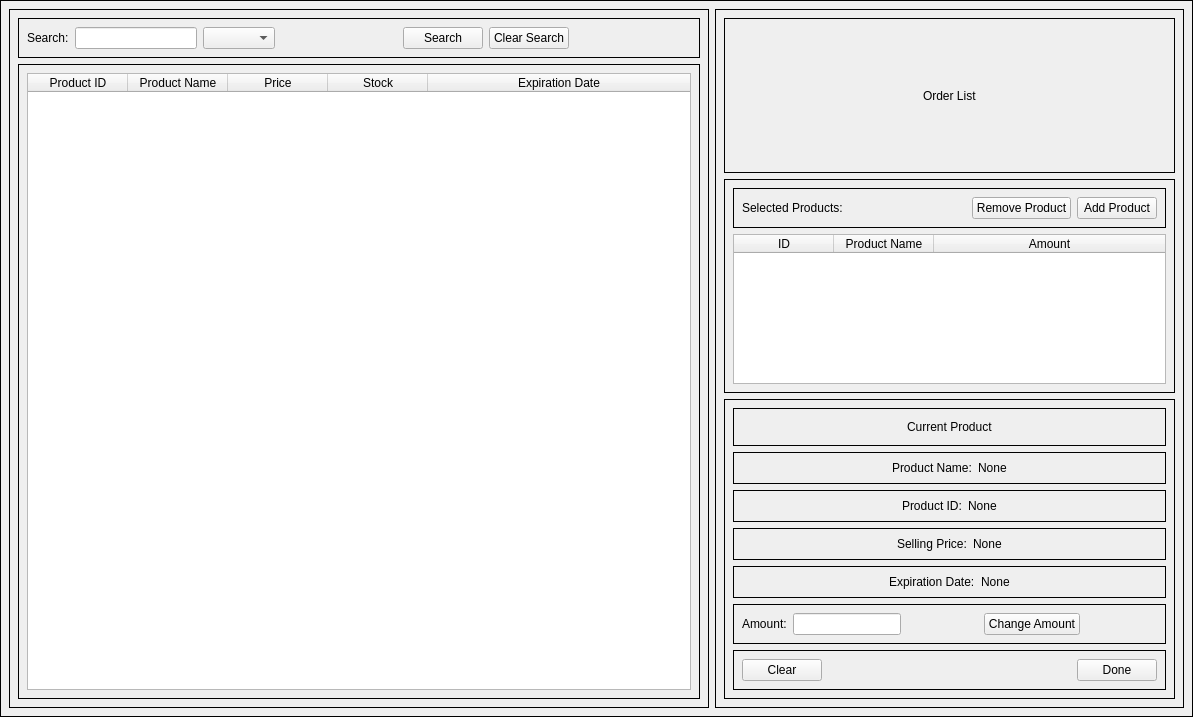
Before: the Qt Designer form Screens/MainMenuScreens/Transaction/Transaction_Prod.ui in Bideiro/Ranil_project_py, drawn with Qt 5.
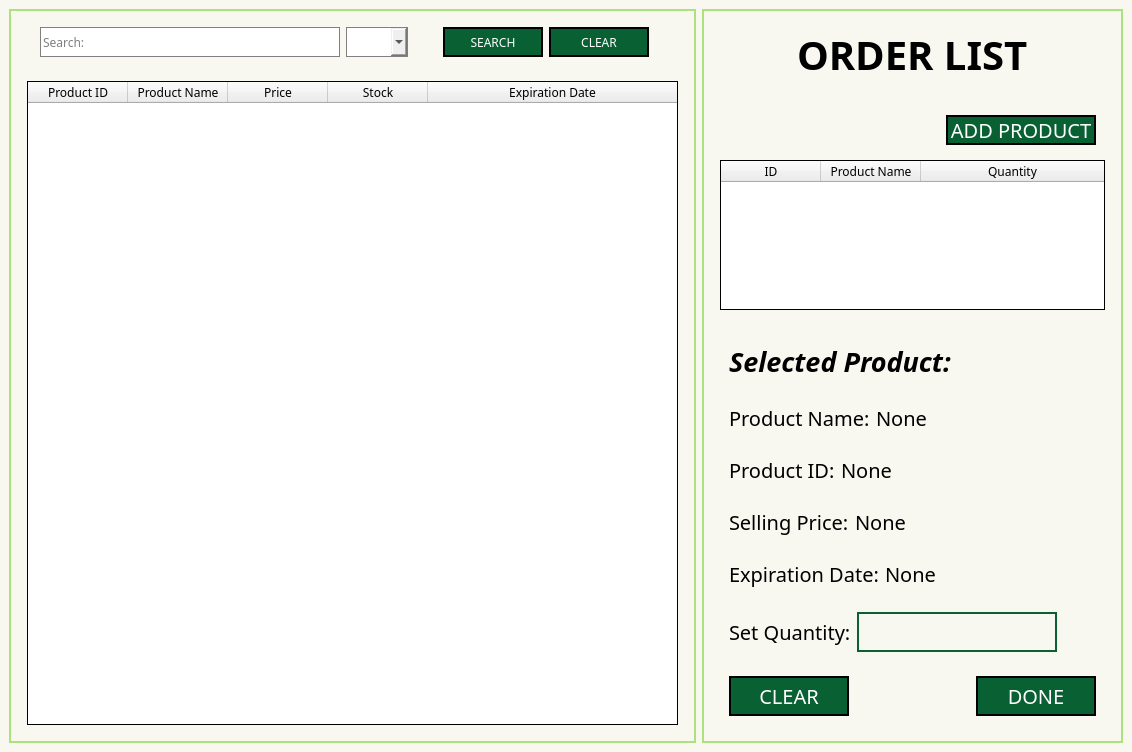
After: the same form once the commit is applied. Icons and pictures are not drawn.

Patch:
```diff
--- a/Screens/MainMenuScreens/Transaction/Transaction_Prod.ui
+++ b/Screens/MainMenuScreens/Transaction/Transaction_Prod.ui
@@ -6,8 +6,8 @@
    <rect>
     <x>0</x>
     <y>0</y>
-    <width>1193</width>
-    <height>717</height>
+    <width>1132</width>
+    <height>745</height>
    </rect>
   </property>
   <property name="windowTitle">
@@ -15,8 +15,40 @@
   </property>
   <widget class="QWidget" name="centralwidget">
    <property name="styleSheet">
-    <string notr="true">.QWidget
-{border:1px solid black;}</string>
+    <string notr="true">.QWidget{
+background-color: #F8F8F0
+}
+#widget_4, #widget{
+border: 2px solid #ABE27D;
+}
+#widget_9{
+background-color: #F8F8F0;
+}
+.QPushButton{
+background-color: #096033;
+border: 2px solid;
+color: white
+}
+#Search_LE{
+border : 1px solid gray;
+color: black
+}
+.QTableWidget{
+border: 1px solid black;
+}
+#Quantity_LE{
+border : 2px solid #096033;
+background-color: #F8F8F0;
+color: black
+}
+#Cate_CB{
+border : 1px solid gray;
+color: black
+}
+#Add_btn, #RProduct_btn{
+background-color:rgba(0,0,0,0);
+border: none
+}</string>
    </property>
    <layout class="QHBoxLayout" name="horizontalLayout_12">
     <item>
@@ -27,16 +59,56 @@
          <layout class="QHBoxLayout" name="horizontalLayout_10">
           <item>
            <widget class="QLabel" name="label_7">
+            <property name="font">
+             <font>
+              <family>DM Sans</family>
+             </font>
+            </property>
             <property name="text">
+             <string/>
+            </property>
+           </widget>
+          </item>
+          <item>
+           <widget class="QLineEdit" name="Search_LE">
+            <property name="sizePolicy">
+             <sizepolicy hsizetype="Fixed" vsizetype="Fixed">
+              <horstretch>0</horstretch>
+              <verstretch>0</verstretch>
+             </sizepolicy>
+            </property>
+            <property name="minimumSize">
+             <size>
+              <width>300</width>
+              <height>30</height>
+             </size>
+            </property>
+            <property name="font">
+             <font>
+              <family>DM Sans</family>
+              <italic>false</italic>
+             </font>
+            </property>
+            <property name="placeholderText">
              <string>Search:</string>
             </property>
            </widget>
           </item>
           <item>
-           <widget class="QLineEdit" name="Search_LE"/>
-          </item>
-          <item>
-           <widget class="QComboBox" name="Cate_CB"/>
+           <widget class="QComboBox" name="Cate_CB">
+            <property name="sizePolicy">
+             <sizepolicy hsizetype="Fixed" vsizetype="Fixed">
+              <horstretch>0</horstretch>
+              <verstretch>0</verstretch>
+             </sizepolicy>
+            </property>
+            <property name="minimumSize">
+             <size>
+              <width>0</width>
+              <height>30</height>
+             </size>
+            </property>
+           </widget>
           </item>
           <item>
            <spacer name="horizontalSpacer_20">
@@ -53,15 +125,49 @@
           </item>
           <item>
            <widget class="QPushButton" name="Search_btn">
+            <property name="sizePolicy">
+             <sizepolicy hsizetype="Minimum" vsizetype="Minimum">
+              <horstretch>0</horstretch>
+              <verstretch>0</verstretch>
+             </sizepolicy>
+            </property>
+            <property name="minimumSize">
+             <size>
+              <width>100</width>
+              <height>10</height>
+             </size>
+            </property>
+            <property name="font">
+             <font>
+              <family>DM Sans</family>
+             </font>
+            </property>
             <property name="text">
-             <string>Search</string>
+             <string>SEARCH</string>
             </property>
            </widget>
           </item>
           <item>
            <widget class="QPushButton" name="CSearch_btn">
+            <property name="sizePolicy">
+             <sizepolicy hsizetype="Minimum" vsizetype="Minimum">
+              <horstretch>0</horstretch>
+              <verstretch>0</verstretch>
+             </sizepolicy>
+            </property>
+            <property name="minimumSize">
+             <size>
+              <width>100</width>
+              <height>30</height>
+             </size>
+            </property>
+            <property name="font">
+             <font>
+              <family>DM Sans</family>
+             </font>
+            </property>
             <property name="text">
-             <string>Clear Search</string>
+             <string>CLEAR</string>
             </property>
            </widget>
           </item>
@@ -86,18 +192,17 @@
          <layout class="QVBoxLayout" name="verticalLayout_6">
           <item>
            <widget class="QTableWidget" name="Product_Table">
-            <property name="sizePolicy">
-             <sizepolicy hsizetype="Fixed" vsizetype="MinimumExpanding">
-              <horstretch>0</horstretch>
-              <verstretch>0</verstretch>
-             </sizepolicy>
-            </property>
             <property name="minimumSize">
              <size>
-              <width>650</width>
+              <width>500</width>
               <height>0</height>
              </size>
             </property>
+            <property name="font">
+             <font>
+              <family>DM Sans</family>
+             </font>
+            </property>
             <property name="frameShadow">
              <enum>QFrame::Plain</enum>
             </property>
@@ -116,45 +221,61 @@
             <property name="sortingEnabled">
              <bool>true</bool>
             </property>
-            <attribute name="horizontalHeaderMinimumSectionSize">
-             <number>32</number>
-            </attribute>
             <attribute name="horizontalHeaderStretchLastSection">
              <bool>true</bool>
             </attribute>
             <attribute name="verticalHeaderVisible">
              <bool>false</bool>
             </attribute>
-            <attribute name="verticalHeaderMinimumSectionSize">
-             <number>24</number>
-            </attribute>
-            <attribute name="verticalHeaderStretchLastSection">
-             <bool>false</bool>
-            </attribute>
             <column>
              <property name="text">
               <string>Product ID</string>
              </property>
+             <property name="font">
+              <font>
+               <family>DM Sans</family>
+              </font>
+             </property>
             </column>
             <column>
              <property name="text">
               <string>Product Name</string>
              </property>
+             <property name="font">
+              <font>
+               <family>DM Sans</family>
+              </font>
+             </property>
             </column>
             <column>
              <property name="text">
               <string>Price</string>
              </property>
+             <property name="font">
+              <font>
+               <family>DM Sans</family>
+              </font>
+             </property>
             </column>
             <column>
              <property name="text">
               <string>Stock</string>
              </property>
+             <property name="font">
+              <font>
+               <family>DM Sans</family>
+              </font>
+             </property>
             </column>
             <column>
              <property name="text">
               <string>Expiration Date</string>
              </property>
+             <property name="font">
+              <font>
+               <family>DM Sans</family>
+              </font>
+             </property>
             </column>
            </widget>
           </item>
@@ -185,8 +306,15 @@
           </item>
           <item>
            <widget class="QLabel" name="label">
+            <property name="font">
+             <font>
+              <family>DM Sans</family>
+              <pointsize>30</pointsize>
+              <bold>true</bold>
+             </font>
+            </property>
             <property name="text">
-             <string>Order List</string>
+             <string>ORDER LIST</string>
             </property>
            </widget>
           </item>
@@ -211,38 +339,48 @@
          <layout class="QVBoxLayout" name="verticalLayout_4">
           <item>
            <widget class="QWidget" name="widget_9" native="true">
-            <layout class="QHBoxLayout" name="horizontalLayout_8">
+            <property name="sizePolicy">
+             <sizepolicy hsizetype="Preferred" vsizetype="Preferred">
+              <horstretch>0</horstretch>
+              <verstretch>0</verstretch>
+             </sizepolicy>
+            </property>
+            <layout class="QHBoxLayout" name="horizontalLayout_2">
              <item>
-              <widget class="QLabel" name="label_2">
-               <property name="text">
-                <string>Selected Products:</string>
-               </property>
-              </widget>
-             </item>
-             <item>
-              <spacer name="horizontalSpacer_4">
+              <spacer name="horizontalSpacer_5">
                <property name="orientation">
                 <enum>Qt::Horizontal</enum>
                </property>
                <property name="sizeHint" stdset="0">
                 <size>
-                 <width>31</width>
+                 <width>40</width>
                  <height>20</height>
                 </size>
                </property>
               </spacer>
              </item>
-             <item>
-              <widget class="QPushButton" name="RProduct_btn">
-               <property name="text">
-                <string>Remove Product</string>
-               </property>
-              </widget>
-             </item>
              <item>
               <widget class="QPushButton" name="AProduct_btn">
+               <property name="sizePolicy">
+                <sizepolicy hsizetype="Fixed" vsizetype="Fixed">
+                 <horstretch>0</horstretch>
+                 <verstretch>0</verstretch>
+                </sizepolicy>
+               </property>
+               <property name="minimumSize">
+                <size>
+                 <width>150</width>
+                 <height>30</height>
+                </size>
+               </property>
+               <property name="font">
+                <font>
+                 <family>DM Sans</family>
+                 <pointsize>15</pointsize>
+                </font>
+               </property>
                <property name="text">
-                <string>Add Product</string>
+                <string>ADD PRODUCT</string>
                </property>
               </widget>
              </item>
@@ -251,11 +389,8 @@
           </item>
           <item>
            <widget class="QTableWidget" name="SProducts_Table">
-            <property name="enabled">
-             <bool>true</bool>
-            </property>
             <property name="sizePolicy">
-             <sizepolicy hsizetype="Expanding" vsizetype="Fixed">
+             <sizepolicy hsizetype="Expanding" vsizetype="Expanding">
               <horstretch>0</horstretch>
               <verstretch>0</verstretch>
              </sizepolicy>
@@ -266,6 +401,11 @@
               <height>150</height>
              </size>
             </property>
+            <property name="font">
+             <font>
+              <family>DM Sans</family>
+             </font>
+            </property>
             <property name="sizeAdjustPolicy">
              <enum>QAbstractScrollArea::AdjustToContents</enum>
             </property>
@@ -275,43 +415,43 @@
             <property name="alternatingRowColors">
              <bool>true</bool>
             </property>
-            <property name="selectionBehavior">
-             <enum>QAbstractItemView::SelectRows</enum>
-            </property>
-            <property name="gridStyle">
-             <enum>Qt::SolidLine</enum>
-            </property>
             <property name="sortingEnabled">
              <bool>true</bool>
             </property>
-            <attribute name="horizontalHeaderMinimumSectionSize">
-             <number>32</number>
-            </attribute>
             <attribute name="horizontalHeaderStretchLastSection">
              <bool>true</bool>
             </attribute>
             <attribute name="verticalHeaderVisible">
              <bool>false</bool>
             </attribute>
-            <attribute name="verticalHeaderMinimumSectionSize">
-             <number>24</number>
-            </attribute>
-            <attribute name="verticalHeaderStretchLastSection">
-             <bool>false</bool>
-            </attribute>
             <column>
              <property name="text">
               <string>ID</string>
              </property>
+             <property name="font">
+              <font>
+               <family>DM Sans</family>
+              </font>
+             </property>
             </column>
             <column>
              <property name="text">
               <string>Product Name</string>
              </property>
+             <property name="font">
+              <font>
+               <family>DM Sans</family>
+              </font>
+             </property>
             </column>
             <column>
              <property name="text">
-              <string>Amount</string>
+              <string>Quantity</string>
+             </property>
+             <property name="font">
+              <font>
+               <family>DM Sans</family>
+              </font>
              </property>
             </column>
            </widget>
@@ -325,60 +465,86 @@
           <item>
            <widget class="QWidget" name="widget_5" native="true">
             <layout class="QHBoxLayout" name="horizontalLayout_11">
-             <item>
-              <spacer name="horizontalSpacer">
-               <property name="orientation">
-                <enum>Qt::Horizontal</enum>
-               </property>
-               <property name="sizeHint" stdset="0">
-                <size>
-                 <width>40</width>
-                 <height>20</height>
-                </size>
-               </property>
-              </spacer>
-             </item>
              <item>
               <widget class="QLabel" name="label_3">
+               <property name="font">
+                <font>
+                 <family>DM Sans</family>
+                 <pointsize>20</pointsize>
+                 <italic>true</italic>
+                 <bold>true</bold>
+                </font>
+               </property>
                <property name="text">
-                <string>Current Product</string>
+                <string>Selected Product:</string>
                </property>
               </widget>
              </item>
              <item>
-              <spacer name="horizontalSpacer_5">
+              <spacer name="horizontalSpacer">
                <property name="orientation">
                 <enum>Qt::Horizontal</enum>
                </property>
+               <property name="sizeType">
+                <enum>QSizePolicy::Preferred</enum>
+               </property>
                <property name="sizeHint" stdset="0">
                 <size>
-                 <width>40</width>
+                 <width>200</width>
                  <height>20</height>
                 </size>
                </property>
               </spacer>
              </item>
+             <item>
+              <widget class="QPushButton" name="RProduct_btn">
+               <property name="sizePolicy">
+                <sizepolicy hsizetype="Fixed" vsizetype="Fixed">
+                 <horstretch>0</horstretch>
+                 <verstretch>0</verstretch>
+                </sizepolicy>
+               </property>
+               <property name="minimumSize">
+                <size>
+                 <width>50</width>
+                 <height>30</height>
+                </size>
+               </property>
+               <property name="font">
+                <font>
+                 <family>DM Sans</family>
+                 <pointsize>15</pointsize>
+                </font>
+               </property>
+               <property name="text">
+                <string/>
+               </property>
+               <property name="icon">
+                <iconset>
+                 <normaloff>:/Icons/Icons/remove.png</normaloff>:/Icons/Icons/remove.png</iconset>
+               </property>
+               <property name="iconSize">
+                <size>
+                 <width>30</width>
+                 <height>30</height>
+                </size>
+               </property>
+              </widget>
+             </item>
             </layout>
            </widget>
           </item>
           <item>
            <widget class="QWidget" name="widget_15" native="true">
             <layout class="QHBoxLayout" name="horizontalLayout_7">
-             <item>
-              <spacer name="horizontalSpacer_12">
-               <property name="orientation">
-                <enum>Qt::Horizontal</enum>
-               </property>
-               <property name="sizeHint" stdset="0">
-                <size>
-                 <width>77</width>
-                 <height>4</height>
-                </size>
-               </property>
-              </spacer>
-             </item>
              <item>
               <widget class="QLabel" name="label_4">
+               <property name="font">
+                <font>
+                 <family>DM Sans</family>
+                 <pointsize>15</pointsize>
+                </font>
+               </property>
                <property name="text">
                 <string>Product Name:</string>
                </property>
@@ -386,6 +552,12 @@
              </item>
              <item>
               <widget class="QLabel" name="PName_L">
+               <property name="font">
+                <font>
+                 <family>DM Sans</family>
+                 <pointsize>15</pointsize>
+                </font>
+               </property>
                <property name="text">
                 <string>None</string>
                </property>
@@ -410,21 +582,14 @@
           <item>
            <widget class="QWidget" name="widget_16" native="true">
             <layout class="QHBoxLayout" name="horizontalLayout_6">
-             <item>
-              <spacer name="horizontalSpacer_14">
-               <property name="orientation">
-                <enum>Qt::Horizontal</enum>
-               </property>
-               <property name="sizeHint" stdset="0">
-                <size>
-                 <width>87</width>
-                 <height>3</height>
-                </size>
-               </property>
-              </spacer>
-             </item>
              <item>
               <widget class="QLabel" name="label_6">
+               <property name="font">
+                <font>
+                 <family>DM Sans</family>
+                 <pointsize>15</pointsize>
+                </font>
+               </property>
                <property name="text">
                 <string>Product ID:</string>
                </property>
@@ -432,6 +597,12 @@
              </item>
              <item>
               <widget class="QLabel" name="RUID_L">
+               <property name="font">
+                <font>
+                 <family>DM Sans</family>
+                 <pointsize>15</pointsize>
+                </font>
+               </property>
                <property name="text">
                 <string>None</string>
                </property>
@@ -456,21 +627,14 @@
           <item>
            <widget class="QWidget" name="widget_17" native="true">
             <layout class="QHBoxLayout" name="horizontalLayout_5">
-             <item>
-              <spacer name="horizontalSpacer_16">
-               <property name="orientation">
-                <enum>Qt::Horizontal</enum>
-               </property>
-               <property name="sizeHint" stdset="0">
-                <size>
-                 <width>83</width>
-                 <height>4</height>
-                </size>
-               </property>
-              </spacer>
-             </item>
              <item>
               <widget class="QLabel" name="label_8">
+               <property name="font">
+                <font>
+                 <family>DM Sans</family>
+                 <pointsize>15</pointsize>
+                </font>
+               </property>
                <property name="text">
                 <string>Selling Price:</string>
                </property>
@@ -478,6 +642,12 @@
              </item>
              <item>
               <widget class="QLabel" name="SPrice_L">
+               <property name="font">
+                <font>
+                 <family>DM Sans</family>
+                 <pointsize>15</pointsize>
+                </font>
+               </property>
                <property name="text">
                 <string>None</string>
                </property>
@@ -502,21 +672,14 @@
           <item>
            <widget class="QWidget" name="widget_18" native="true">
             <layout class="QHBoxLayout" name="horizontalLayout_4">
-             <item>
-              <spacer name="horizontalSpacer_17">
-               <property name="orientation">
-                <enum>Qt::Horizontal</enum>
-               </property>
-               <property name="sizeHint" stdset="0">
-                <size>
-                 <width>75</width>
-                 <height>3</height>
-                </size>
-               </property>
-              </spacer>
-             </item>
              <item>
               <widget class="QLabel" name="label_9">
+               <property name="font">
+                <font>
+                 <family>DM Sans</family>
+                 <pointsize>15</pointsize>
+                </font>
+               </property>
                <property name="text">
                 <string>Expiration Date:</string>
                </property>
@@ -524,6 +687,12 @@
              </item>
              <item>
               <widget class="QLabel" name="EDate_L">
+               <property name="font">
+                <font>
+                 <family>DM Sans</family>
+                 <pointsize>15</pointsize>
+                </font>
+               </property>
                <property name="text">
                 <string>None</string>
                </property>
@@ -550,42 +719,78 @@
             <layout class="QHBoxLayout" name="horizontalLayout_3">
              <item>
               <widget class="QLabel" name="label_5">
+               <property name="font">
+                <font>
+                 <family>DM Sans</family>
+                 <pointsize>15</pointsize>
+                </font>
+               </property>
                <property name="text">
-                <string>Amount:</string>
+                <string>Set Quantity:</string>
                </property>
               </widget>
              </item>
              <item>
-              <widget class="QLineEdit" name="Quantity_LE"/>
-             </item>
-             <item>
-              <spacer name="horizontalSpacer_10">
-               <property name="orientation">
-                <enum>Qt::Horizontal</enum>
+              <widget class="QLineEdit" name="Quantity_LE">
+               <property name="sizePolicy">
+                <sizepolicy hsizetype="Fixed" vsizetype="Fixed">
+                 <horstretch>0</horstretch>
+                 <verstretch>0</verstretch>
+                </sizepolicy>
                </property>
-               <property name="sizeHint" stdset="0">
+               <property name="minimumSize">
                 <size>
-                 <width>11</width>
-                 <height>20</height>
+                 <width>200</width>
+                 <height>40</height>
                 </size>
                </property>
-              </spacer>
+              </widget>
              </item>
              <item>
               <widget class="QPushButton" name="Add_btn">
+               <property name="sizePolicy">
+                <sizepolicy hsizetype="Minimum" vsizetype="Fixed">
+                 <horstretch>0</horstretch>
+                 <verstretch>0</verstretch>
+                </sizepolicy>
+               </property>
+               <property name="minimumSize">
+                <size>
+                 <width>0</width>
+                 <height>40</height>
+                </size>
+               </property>
+               <property name="font">
+                <font>
+                 <family>DM Sans</family>
+                </font>
+               </property>
                <property name="text">
-                <string>Change Amount</string>
+                <string/>
+               </property>
+               <property name="icon">
+                <iconset resource="../../../assets/All_In_Resource.qrc">
+                 <normaloff>:/Icons/Icons/right-arrow black.png</normaloff>:/Icons/Icons/right-arrow black.png</iconset>
+               </property>
+               <property name="iconSize">
+                <size>
+                 <width>30</width>
+                 <height>30</height>
+                </size>
+               </property>
+               <property name="checkable">
+                <bool>false</bool>
                </property>
               </widget>
              </item>
              <item>
-              <spacer name="horizontalSpacer_11">
+              <spacer name="horizontalSpacer_4">
                <property name="orientation">
                 <enum>Qt::Horizontal</enum>
                </property>
                <property name="sizeHint" stdset="0">
                 <size>
-                 <width>11</width>
+                 <width>40</width>
                  <height>20</height>
                 </size>
                </property>
@@ -599,8 +804,26 @@
             <layout class="QHBoxLayout" name="horizontalLayout">
              <item>
               <widget class="QPushButton" name="Clear_btn">
+               <property name="sizePolicy">
+                <sizepolicy hsizetype="Minimum" vsizetype="Fixed">
+                 <horstretch>0</horstretch>
+                 <verstretch>0</verstretch>
+                </sizepolicy>
+               </property>
+               <property name="minimumSize">
+                <size>
+                 <width>120</width>
+                 <height>40</height>
+                </size>
+               </property>
+               <property name="font">
+                <font>
+                 <family>DM Sans</family>
+                 <pointsize>15</pointsize>
+                </font>
+               </property>
                <property name="text">
-                <string>Clear</string>
+                <string>CLEAR</string>
                </property>
               </widget>
              </item>
@@ -619,8 +842,26 @@
              </item>
              <item>
               <widget class="QPushButton" name="Done_btn">
+               <property name="sizePolicy">
+                <sizepolicy hsizetype="Minimum" vsizetype="Fixed">
+                 <horstretch>0</horstretch>
+                 <verstretch>0</verstretch>
+                </sizepolicy>
+               </property>
+               <property name="minimumSize">
+                <size>
+                 <width>120</width>
+                 <height>40</height>
+                </size>
+               </property>
+               <property name="font">
+                <font>
+                 <family>DM Sans</family>
+                 <pointsize>15</pointsize>
+                </font>
+               </property>
                <property name="text">
-                <string>Done</string>
+                <string>DONE</string>
                </property>
               </widget>
              </item>
```
Left out of the diff: 7 changed lines with no effect on the pictures.
